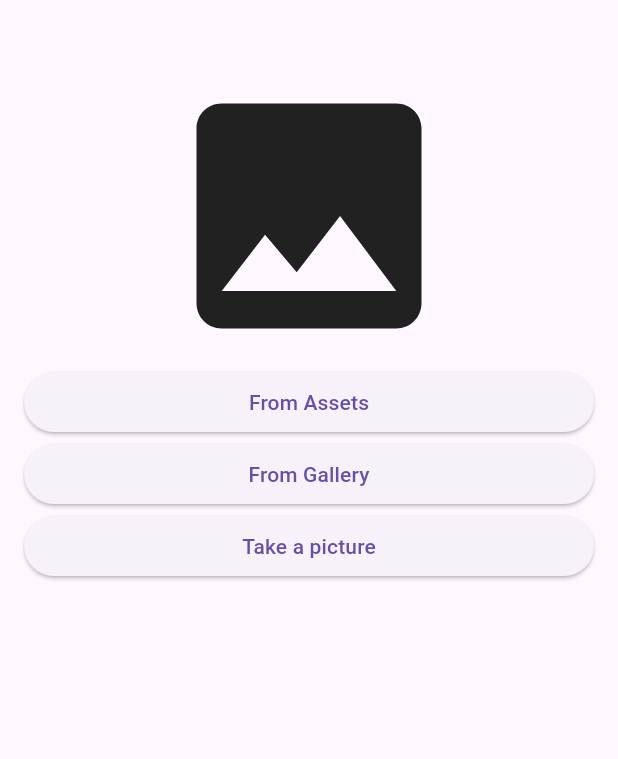
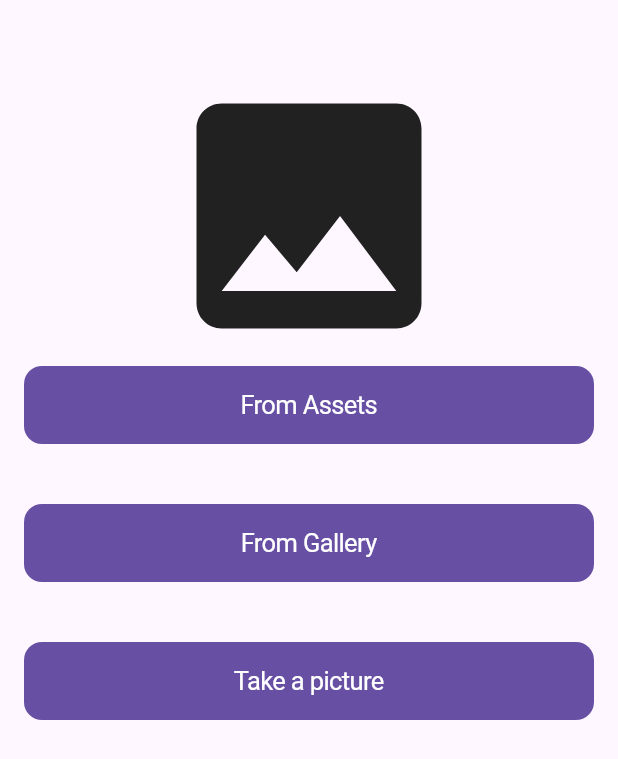
Before and after one commit to iannn07/S5-Mobile-Project-MedExpert, a Flutter app: the GalleryView screen opened directly with empty values, on a phone screen of 412 x 824 dp. Shown: the top 759 px of the screen. Run offline on Flutter 3.47's test engine with Material 3 defaults, Android fonts, the phone set to English and light mode, and no system bars; our stand-ins replace camera, firebase_auth, firebase_core, go_router, image_picker; missing offline and left inert: google_mlkit_commons; accounts and stored records are empty.

```diff
--- a/lib/views/main/homepage/detector/gallery_view.dart
+++ b/lib/views/main/homepage/detector/gallery_view.dart
@@ -69,21 +69,27 @@ class _GalleryViewState extends State<GalleryView> {
             ),
       Padding(
         padding: EdgeInsets.symmetric(horizontal: 16),
-        child: ElevatedButton(
+        child: CupertinoButton.filled(
           onPressed: _getImageAsset,
           child: Text('From Assets'),
         ),
       ),
+      SizedBox(
+        height: 40,
+      ),
       Padding(
         padding: EdgeInsets.symmetric(horizontal: 16),
-        child: ElevatedButton(
+        child: CupertinoButton.filled(
           child: Text('From Gallery'),
           onPressed: () => _getImage(ImageSource.gallery),
         ),
       ),
+      SizedBox(
+        height: 40,
+      ),
       Padding(
         padding: EdgeInsets.symmetric(horizontal: 16),
-        child: ElevatedButton(
+        child: CupertinoButton.filled(
           child: Text('Take a picture'),
           onPressed: () => _getImage(ImageSource.camera),
         ),
@@ -92,7 +98,9 @@ class _GalleryViewState extends State<GalleryView> {
         Padding(
           padding: const EdgeInsets.all(16.0),
           child: Text(
-              '${_path == null ? '' : 'Image path: $_path'}\n\n${widget.text ?? ''}'),
+            '${_path == null ? '' : 'Image path: $_path'}\n\n${widget.text ?? ''}',
+            style: TextStyle(color: Colors.black, fontSize: 12.0),
+          ),
         ),
     ]);
   }
```
Also changed, not shown: lib/views/main/CRUD/edit_profile.dart (+26 -51 lines), lib/views/main/homepage/profile.dart (+13 -7 lines).
